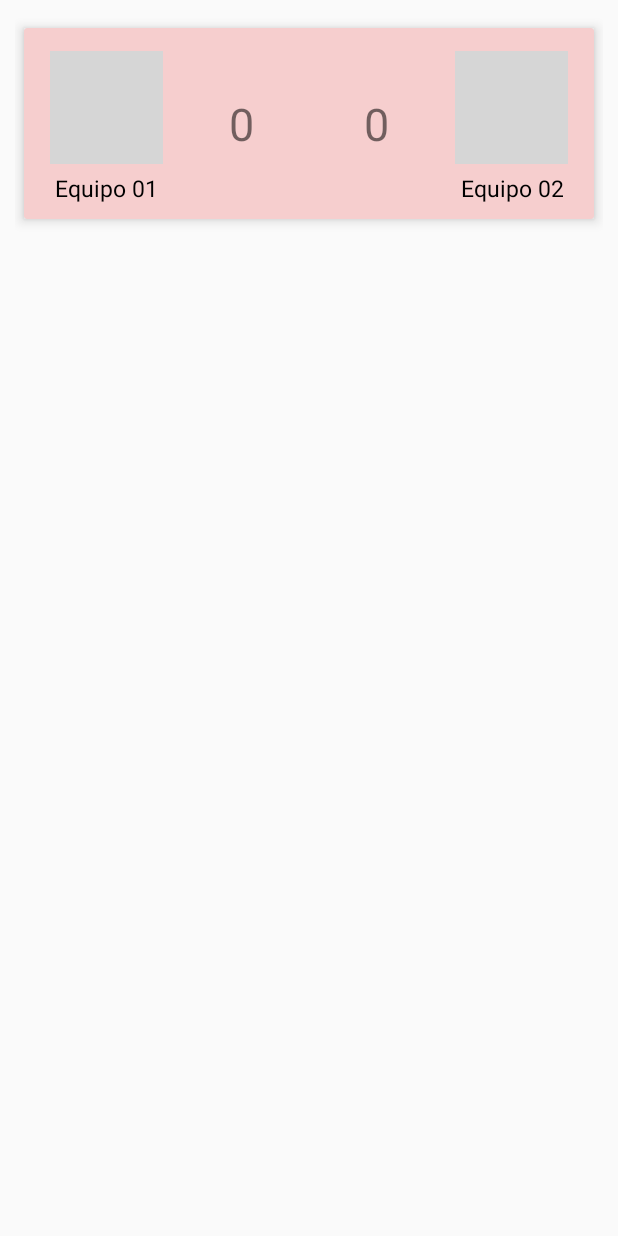
After one commit to karichalobato/PDM_PARCIAL01_00002517, an Android app: the layout recycle_view_item.xml on its own in the app's theme, with its tools: preview values and no code run, on a phone screen of 412 x 824 dp. The commit adds this screen. Run offline under Robolectric (Android 15) with nearby library versions, the phone set to English and light mode, and no system bars; grey boxes are pictures that could not be loaded.

Commit message:
recycleView

```diff
--- /dev/null
+++ b/app/src/main/res/layout/recycle_view_item.xml
@@ -0,0 +1,80 @@
+<?xml version="1.0" encoding="utf-8"?>
+<LinearLayout xmlns:android="http://schemas.android.com/apk/res/android"
+              xmlns:card_view="http://schemas.android.com/apk/res-auto"
+              xmlns:tools="http://schemas.android.com/tools"
+              android:orientation="horizontal"
+              android:layout_width="match_parent"
+              android:layout_height="wrap_content" android:layout_margin="10dp" android:id="@+id/item_view">
+
+
+    <androidx.cardview.widget.CardView
+            android:layout_width="match_parent"
+            android:layout_height="match_parent"
+            card_view:cardElevation="5dp"
+            card_view:cardUseCompatPadding="true"
+            card_view:cardBackgroundColor="@color/carColor">
+
+        <LinearLayout
+                android:orientation="horizontal"
+                android:layout_width="match_parent"
+                android:layout_height="match_parent"
+                android:padding="10dp">
+            <LinearLayout
+                    android:orientation="horizontal"
+                    android:layout_width="match_parent"
+                    android:layout_height="match_parent" android:layout_weight="1">
+                <LinearLayout
+                        android:orientation="vertical"
+                        android:layout_width="match_parent"
+                        android:layout_height="wrap_content" android:gravity="center" android:layout_weight="1">
+                    <ImageView
+                            android:layout_width="75dp"
+                            android:layout_height="75dp" tools:srcCompat="@drawable/ball"
+                            android:id="@+id/iv_team1"
+                            android:layout_gravity="center" android:layout_margin="5dp"
+                            android:src="@drawable/ball"/>
+                    <TextView
+                            android:text="Equipo 01"
+                            android:layout_width="wrap_content"
+                            android:layout_height="wrap_content" android:id="@+id/tv_team1"
+                            android:textSize="15sp" android:textColor="@color/textColor"/>
+                </LinearLayout>
+                <TextView
+                        android:text="0"
+                        android:layout_width="match_parent"
+                        android:layout_height="match_parent" android:id="@+id/tv_point1" android:layout_weight="1"
+                        android:textSize="30sp" android:layout_gravity="center" android:gravity="center"/>
+            </LinearLayout>
+            <LinearLayout
+                    android:orientation="horizontal"
+                    android:layout_width="match_parent"
+                    android:layout_height="match_parent" android:layout_weight="1">
+                <TextView
+                        android:text="0"
+                        android:layout_width="match_parent"
+                        android:layout_height="match_parent" android:id="@+id/tv_point2" android:layout_weight="1"
+                        android:textSize="30sp" android:gravity="center"/>
+                <LinearLayout
+                        android:orientation="vertical"
+                        android:layout_width="match_parent"
+                        android:layout_height="match_parent" android:layout_weight="1" android:gravity="center">
+                    <ImageView
+                            android:layout_width="75dp"
+                            android:layout_height="75dp" tools:srcCompat="@drawable/ball"
+                            android:id="@+id/iv_team2"
+                            android:layout_gravity="center" android:layout_margin="5dp"
+                            android:src="@drawable/ball"/>
+                    <TextView
+                            android:text="Equipo 02"
+                            android:layout_width="wrap_content"
+                            android:layout_height="wrap_content" android:id="@+id/tv_team2"
+                            android:gravity="end" android:textSize="15sp" android:textColor="@color/textColor"/>
+                </LinearLayout>
+            </LinearLayout>
+        </LinearLayout>
+
+    </androidx.cardview.widget.CardView>
+
+
+
+</LinearLayout>
--- a/app/src/main/res/values/colors.xml
+++ b/app/src/main/res/values/colors.xml
@@ -3,4 +3,6 @@
     <color name="colorPrimary">#008577</color>
     <color name="colorPrimaryDark">#00574B</color>
     <color name="colorAccent">#D81B60</color>
+    <color name="carColor">#F6CECE</color>
+    <color name="textColor">#000000</color>
 </resources>
```
